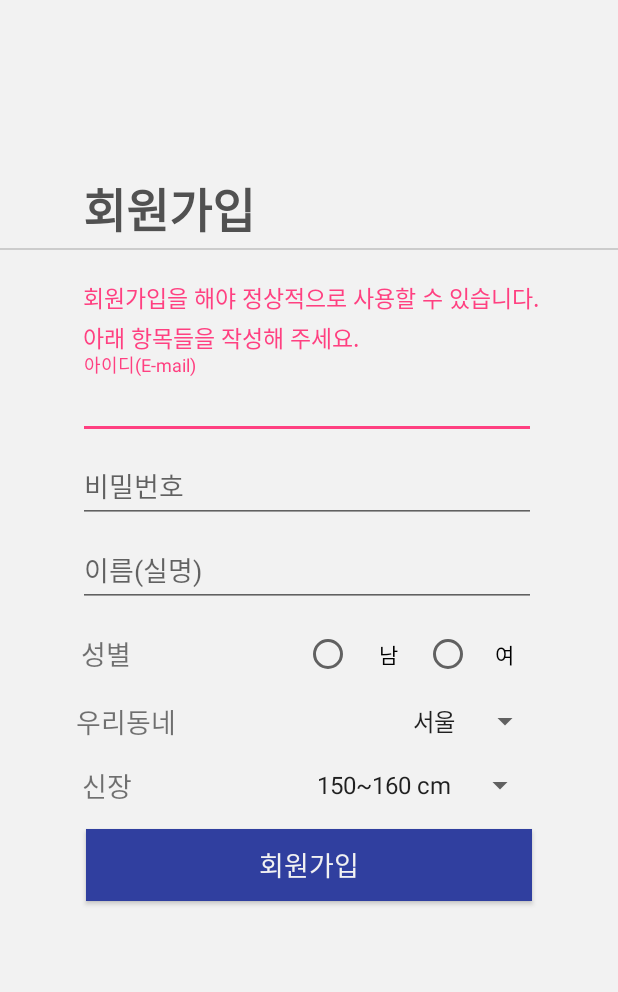
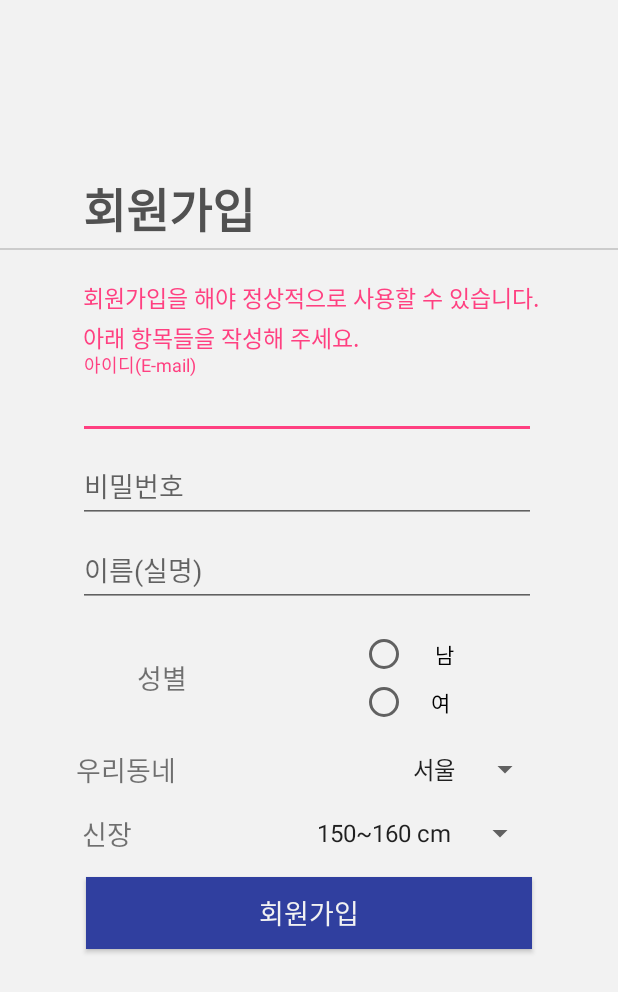
Before and after one commit to dnaksehd0793/appproject_mustcommit, an Android app: the SignInActivity screen opened directly, with no data from a screen before it, on a phone screen of 412 x 824 dp. Shown: the top 992 px of the screen. Run offline under Robolectric (Android 15) with nearby library versions, the phone set to English and light mode, and no system bars; our stand-ins replace Firebase (no records; nobody signed in at launch, a user with empty details on screens opened directly).

Commit message:
앱프꺼져

```diff
--- a/app/src/main/java/onc/appproject/firstonc/SignInActivity.java
+++ b/app/src/main/java/onc/appproject/firstonc/SignInActivity.java
@@ -9,8 +9,11 @@ import android.text.TextUtils;
 import android.view.View;
 import android.widget.Adapter;
 import android.widget.AdapterView;
+import android.widget.ArrayAdapter;
 import android.widget.Button;
 import android.widget.EditText;
+import android.widget.RadioButton;
+import android.widget.RadioGroup;
 import android.widget.Spinner;
 import android.widget.TextView;
 import android.widget.Toast;
@@ -23,7 +26,7 @@ import com.google.firebase.auth.FirebaseUser;
 import com.google.firebase.database.DatabaseReference;
 import com.google.firebase.database.FirebaseDatabase;
 
-public class SignInActivity extends AppCompatActivity {
+public class SignInActivity extends AppCompatActivity  {
     //define view objects
     EditText editTextEmail;
     EditText editTextPassword;
@@ -31,9 +34,17 @@ public class SignInActivity extends AppCompatActivity {
     Button buttonSignup;
     TextView textviewMessage;
     ProgressDialog progressDialog;
+
+    RadioButton buttonSex_Male;
+    RadioButton buttonSex_Female;
+    Spinner spinner_height;
+    Spinner spinner_location;
     //define firebase object
     FirebaseAuth firebaseAuth;
     DatabaseReference databaseReference;
+    String region;
+    String height;
+    String sex;
 
     @Override
     protected void onCreate(Bundle savedInstanceState) {
@@ -47,20 +58,49 @@ public class SignInActivity extends AppCompatActivity {
         //textviewMessage = (TextView) findViewById(R.id.textviewMessage);
         buttonSignup = (Button) findViewById(R.id.buttonSignup);
         progressDialog = new ProgressDialog(this);
+        buttonSex_Male = (RadioButton) findViewById(R.id.buttonSex_Male);
+        buttonSex_Female = (RadioButton) findViewById(R.id.buttonSex_Female);
+        RadioGroup rg = (RadioGroup)findViewById(R.id.radioGroup1);
 
 
-      /*  final TextView tv = (TextView)findViewById(R.id.textLocation);
-        Spinner s = (Spinner)findViewById(R.id.spinner_location);
+        spinner_location = (Spinner)findViewById(R.id.spinner_location);
+        region = (String)spinner_location.getSelectedItem();
+        spinner_location.setOnItemSelectedListener(new AdapterView.OnItemSelectedListener() {
+            @Override
+            public void onItemSelected(AdapterView<?> parent, View arg1,
+                                       int position, long id) {
+                region = (String)spinner_location.getSelectedItem();
+            }
 
-        //spinner click event
-        s.setOnItemClickListener(new AdapterView.OnItemClickListener() {
             @Override
-            public void onItemClick(AdapterView<?> parent, View view, int position, long id) {
-                tv.setText("지역 :" + position + parent.getItemAtPosition(position));
+            public void onNothingSelected(AdapterView<?> parent) {
+
             }
         });
-*/
+        spinner_height = (Spinner)findViewById(R.id.spinner_height);
+        height = (String)spinner_height.getSelectedItem();
+        spinner_height.setOnItemSelectedListener(new AdapterView.OnItemSelectedListener() {
+            @Override
+            public void onItemSelected(AdapterView<?> parent, View arg1,
+                                       int position, long id) {
+                height = (String)spinner_height.getSelectedItem();
+            }
 
+            @Override
+            public void onNothingSelected(AdapterView<?> parent) {
+
+            }
+        });
+        rg.setOnCheckedChangeListener(new RadioGroup.OnCheckedChangeListener() {
+            @Override
+            public void onCheckedChanged(RadioGroup group, int checkedId) {
+                if(checkedId == R.id.buttonSex_Male){
+                    sex = buttonSex_Male.getText().toString();
+                }else{
+                    sex = buttonSex_Female.getText().toString();
+                }
+            }
+        });
         //button click event
         buttonSignup.setOnClickListener(new Button.OnClickListener(){
             @Override
@@ -95,8 +135,11 @@ public class SignInActivity extends AppCompatActivity {
                         if(task.isSuccessful()){
 
                             FirebaseUser user = task.getResult().getUser();
-                            User userModel = new User(user.getEmail(),editTextName.getText().toString(),null);
-                            databaseReference.child("users").child(user.getUid()).setValue(userModel);
+                            User userModel = new User(user.getEmail(),editTextName.getText().toString(),null,sex,region,height );
+                          //  User inputUser = new User(user.getEmail(),editTextName.getText().toString(),null,null,region.getText().toString(),height.getText().toString());
+                            // User(String useremail, String username, Team sosockteam, String sex, String downtown, String userheight)
+
+                            databaseReference.child("users").child(user.getUid()).setValue( userModel );
                             finish();
                             startActivity(new Intent(getApplicationContext(), MainActivity.class));
                         } else {
@@ -110,4 +153,5 @@ public class SignInActivity extends AppCompatActivity {
 
     }
 
+
 }
--- a/app/src/main/java/onc/appproject/firstonc/createLeague.java
+++ b/app/src/main/java/onc/appproject/firstonc/createLeague.java
@@ -37,10 +37,10 @@ public class createLeague extends AppCompatActivity {
         mFirebaseAuth = FirebaseAuth.getInstance();
         mFirebaseUser =  mFirebaseAuth.getCurrentUser();
         textleaguename = (TextView)findViewById(R.id.textleaguename);
-        textleagueschedule = (TextView)findViewById(R.id.textleagueschedule);
+       // textleagueschedule = (TextView)findViewById(R.id.textleagueschedule);
         textleaguesponsor = (TextView)findViewById(R.id.textleaguesponsor);
         textleaguejoincost = (TextView)findViewById(R.id.textleaguejoincost);
-        textleagueteamnumber = (TextView)findViewById(R.id.textleagueteamnumber);
+      //  textleagueteamnumber = (TextView)findViewById(R.id.textleagueteamnumber);
         leaguemakebutton = (Button)findViewById(R.id.leaguemakebutton);
 
         DatabaseReference databaseRef = firebaseDatabase.getReference("users");
--- a/app/src/main/res/layout/activity_sign_in.xml
+++ b/app/src/main/res/layout/activity_sign_in.xml
@@ -93,6 +93,10 @@
             android:layout_gravity="center"
             android:text="성별"
             android:textSize="8pt" />
+        <RadioGroup
+            android:id="@+id/radioGroup1"
+            android:layout_width="wrap_content"
+            android:layout_height="wrap_content" >
 
         <RadioButton
             android:id="@+id/buttonSex_Male"
@@ -113,7 +117,7 @@
             android:layout_height="wrap_content"
             android:gravity="center"
             android:text="여" />
-
+        </RadioGroup>
     </LinearLayout>
 
     <LinearLayout
```
Also changed, not shown: app/src/main/java/onc/appproject/firstonc/User.java (+32 -3 lines), app/src/main/java/onc/appproject/firstonc/createTeam.java (+24 -4 lines).
